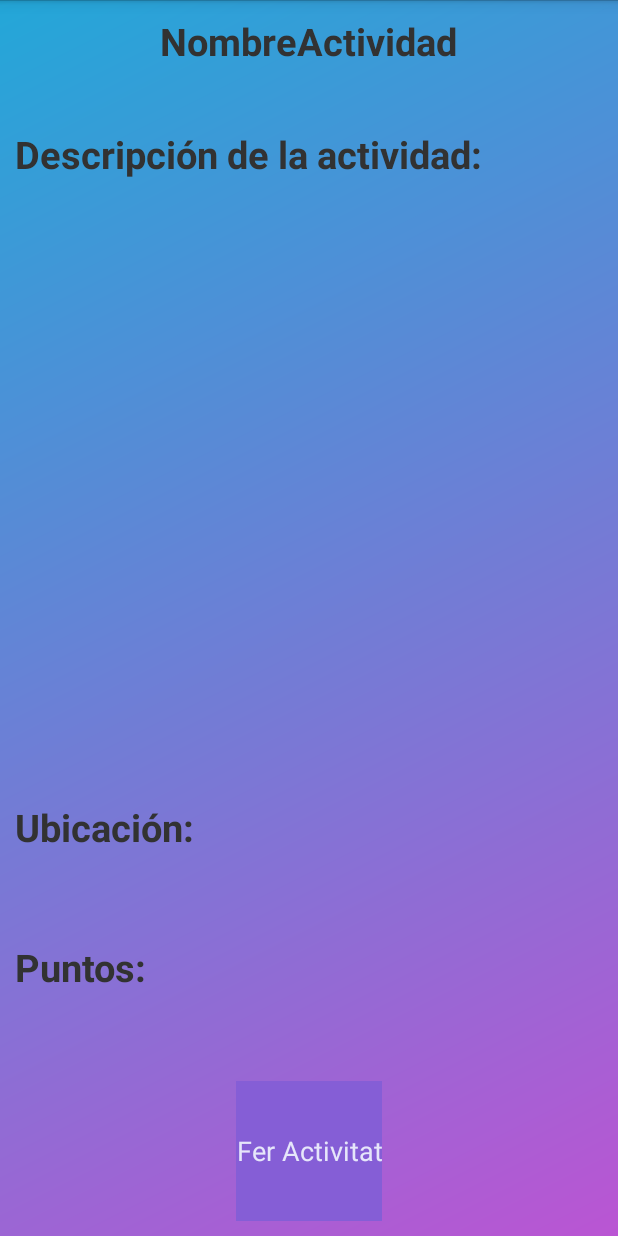
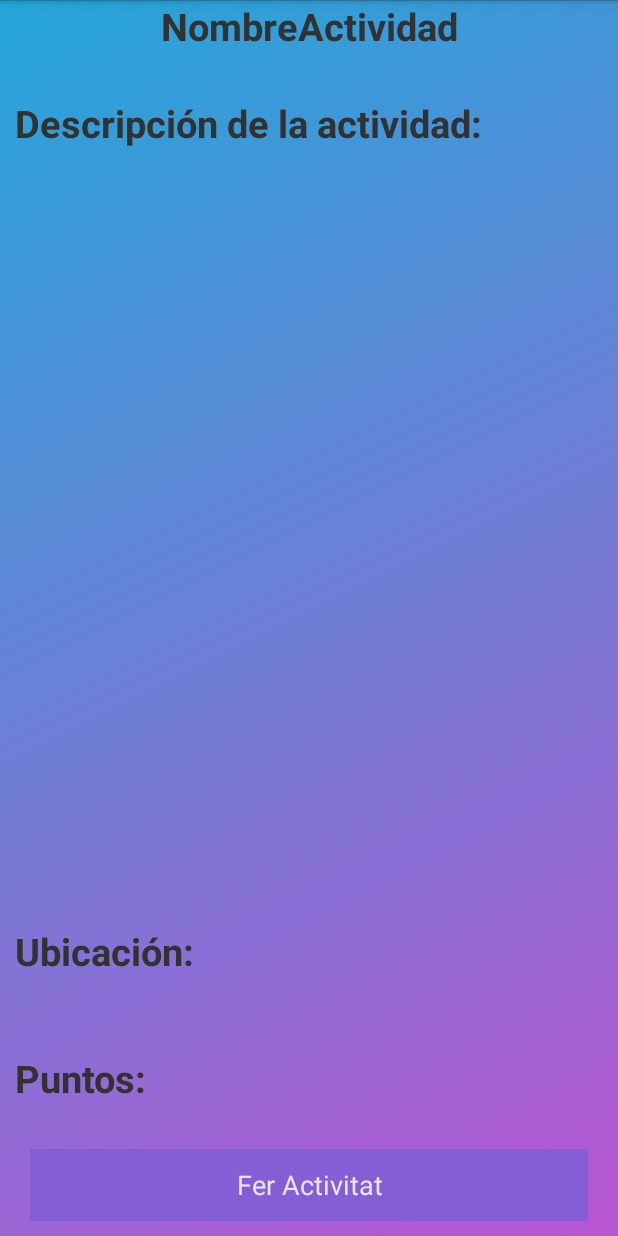
Before and after one commit to oloralibro/AndroidAPK, an Android app: the ActivitatIndividual screen opened directly, with no data from a screen before it, on a phone screen of 412 x 824 dp. Run offline under Robolectric (Android 15) with nearby library versions, the light colour scheme and no system bars; 5 statements that could not run were skipped.

Commit message:
Ara es mostren les activitats de cada usuari

```diff
--- a/app/src/main/java/com/paugonzalezmarti/www/oloralibro/Activitat.java
+++ b/app/src/main/java/com/paugonzalezmarti/www/oloralibro/Activitat.java
@@ -2,7 +2,9 @@ package com.paugonzalezmarti.www.oloralibro;
 
 import com.google.gson.annotations.SerializedName;
 
-public class Activitat {
+import java.io.Serializable;
+
+public class Activitat implements Serializable{
     @SerializedName("id")
     private int id;
     @SerializedName("nombre")
--- a/app/src/main/java/com/paugonzalezmarti/www/oloralibro/ActivitatIndividual.java
+++ b/app/src/main/java/com/paugonzalezmarti/www/oloralibro/ActivitatIndividual.java
@@ -2,6 +2,8 @@ package com.paugonzalezmarti.www.oloralibro;
 
 import android.app.Activity;
 import android.os.Bundle;
+import android.view.View;
+import android.widget.Button;
 import android.widget.TextView;
 
 import java.util.ArrayList;
@@ -11,28 +13,55 @@ public class ActivitatIndividual extends Activity{
         super.onCreate(savedInstanceState);
         setContentView(R.layout.activitat);
 
-        super.onCreate(savedInstanceState);
-        setContentView(R.layout.activitat);
-
-        Bundle extras = this.getIntent().getExtras();
-        String nombre = extras.getString("actividad");
-
-        ArrayList<Activitat> actividades = JsonManage.recuperarActivitats();
-        Activitat actividadActual = null;
-
-        for (int i = 0; i < actividades.size(); i++){
-            if (actividades.get(i).getNom().equals(nombre)){
-                actividadActual = actividades.get(i);
-            }
+        //todo Cal modificar el text de afegir activitat i desactivar el botó en cas de que la activitat estigui feta
+        final Bundle objetoEnviado = getIntent().getExtras();
+        Usuari user = null;
+        Activitat activitatSeleccionada = null;
+        if (objetoEnviado != null) {
+            activitatSeleccionada = (Activitat) objetoEnviado.getSerializable("activitat");
+            user = (Usuari) objetoEnviado.getSerializable("usuario");
+            objetoEnviado.putSerializable("usuario", user);
+        }
+        Button boto = findViewById(R.id.btn_Afegir_Activitat);
+        if(user.getActivitats().contains(activitatSeleccionada)){
+            boto.setText("Activitat Feta");
+            boto.setEnabled(false);
         }
 
         TextView tvNombre = (TextView)findViewById(R.id.tv_Actividad_Nombre);
-        tvNombre.setText(actividadActual.getNom());
         TextView tvDescripcion = (TextView)findViewById(R.id.tv_Actividad_Descripcion);
-        tvDescripcion.setText(actividadActual.getDescripcio());
         TextView tvUbicacion = (TextView)findViewById(R.id.tv_Actividad_Ubicacion);
-        //tvUbicacion.setText(actividadActual.getUbicacio());
         TextView tvPuntos = (TextView)findViewById(R.id.tv_Actividad_Puntos);
-        //tvPuntos.setText(actividadActual.getPunts());
+
+        tvNombre.setText(activitatSeleccionada.getNom());
+        tvDescripcion.setText(activitatSeleccionada.getDescripcio());
+        tvUbicacion.setText(activitatSeleccionada.getUbicacio());
+        String puntitos = "" + activitatSeleccionada.getPunts();
+        tvPuntos.setText(puntitos);
+        final Activitat finalActivitatSeleccionada = activitatSeleccionada;
+        final Usuari finalUser = user;
+
+        boto.setOnClickListener(new View.OnClickListener() {
+            @Override
+            public void onClick(View view) {
+                //todo Cal afegir el objecte al usuari i guardar al finalitzar-ho per evitar problemes
+                ArrayList<Activitat> lol = new ArrayList<>();
+                lol.add(finalActivitatSeleccionada);
+                ArrayList<Usuari> users = JsonManage.recuperarUsuaris();
+
+                for (Usuari item :users){
+                    if (item.getActivitats().contains(lol)){
+
+                    }else{
+                        finalUser.setActivitats(lol);
+                        //todo cal substituir el usuari a traves de el id i comprovar que sigui correcta la comprovacio de la activitat
+
+                    }
+                }
+            }
+        });
+
+
+
     }
 }
--- a/app/src/main/java/com/paugonzalezmarti/www/oloralibro/Libreria.java
+++ b/app/src/main/java/com/paugonzalezmarti/www/oloralibro/Libreria.java
@@ -2,9 +2,10 @@ package com.paugonzalezmarti.www.oloralibro;
 
 import com.google.gson.annotations.SerializedName;
 
+import java.io.Serializable;
 import java.util.ArrayList;
 
-public class Libreria {
+public class Libreria implements Serializable {
     @SerializedName("id")
     private int id;
     @SerializedName("nombre")
--- a/app/src/main/res/layout/activitat.xml
+++ b/app/src/main/res/layout/activitat.xml
@@ -1,91 +1,83 @@
-<LinearLayout
+<RelativeLayout
     android:layout_height="match_parent"
     android:layout_width="match_parent"
     android:background="@drawable/grd_bg"
     xmlns:android="http://schemas.android.com/apk/res/android"
-    android:gravity="center"
-    android:orientation="vertical">
+    android:orientation="vertical"
+    >
 
     <TextView
         android:id="@+id/tv_Actividad_Nombre"
-        android:layout_width="wrap_content"
-        android:layout_height="0dp"
-        android:layout_gravity="center"
-        android:layout_weight="0.3"
-        android:layout_margin="10dp"
+        android:layout_width="match_parent"
+        android:layout_height="wrap_content"
         android:text="NombreActividad"
         android:textSize="25sp"
-        android:textStyle="bold"/>
+        android:textStyle="bold"
+        android:gravity="center"
+        android:layout_marginBottom="30dp"
+        />
 
     <TextView
+        android:id="@+id/tvDescripcio_Activitat_nombre"
         android:layout_width="wrap_content"
-        android:layout_height="0dp"
-        android:layout_gravity="left"
-        android:layout_margin="10dp"
-        android:layout_weight="0.3"
+        android:layout_height="wrap_content"
         android:text="Descripción de la actividad:"
-        android:textSize="25sp"
-        android:textStyle="bold" />
+        style="@style/nombre"
+
+        android:layout_below="@+id/tv_Actividad_Nombre"/>
 
     <TextView
         android:id="@+id/tv_Actividad_Descripcion"
-        android:layout_width="wrap_content"
-        android:layout_height="0dp"
-        android:layout_weight="2"
+        android:layout_width="match_parent"
+        android:layout_height="wrap_content"
+        style="@style/campo"
+        android:layout_marginTop="30dp"
+        android:layout_below="@+id/tvDescripcio_Activitat_nombre"
         />
 
-    <LinearLayout
-        android:layout_height="0dp"
-        android:layout_width="wrap_content"
-        android:layout_weight="0.5"
-        android:orientation="horizontal"
-        android:layout_gravity="left">
-
     <TextView
+        android:id="@+id/tv_Activitat_Ubicacio_nombre"
         android:layout_width="wrap_content"
         android:layout_height="wrap_content"
-            android:layout_margin="10dp"
         android:text="Ubicación: "
-            android:textSize="25sp"
-            android:textStyle="bold"/>
+        style="@style/nombre"
+        android:layout_above="@+id/tvPuntos_name"/>
+
     <TextView
         android:id="@+id/tv_Actividad_Ubicacion"
         android:layout_width="wrap_content"
         android:layout_height="wrap_content"
         android:textSize="25sp"
-            />
-
-    </LinearLayout>
-
-    <LinearLayout
-        android:layout_height="0dp"
-        android:layout_width="wrap_content"
-        android:layout_weight="0.5"
-        android:orientation="horizontal"
-        android:layout_gravity="left">
+        android:layout_toRightOf="@+id/tv_Activitat_Ubicacio_nombre"
+        android:layout_above="@+id/tvPuntos_name"        />
 
     <TextView
+        android:id="@+id/tvPuntos_name"
         android:layout_width="wrap_content"
         android:layout_height="wrap_content"
-            android:layout_margin="10dp"
         android:text="Puntos: "
-            android:textSize="25sp"
-            android:textStyle="bold"/>
+        android:layout_marginTop="50dp"
+        android:layout_above="@+id/btn_Afegir_Activitat"
+        style="@style/nombre"/>
+
     <TextView
         android:id="@+id/tv_Actividad_Puntos"
         android:layout_width="wrap_content"
         android:layout_height="wrap_content"
-            android:textSize="25sp"
-            />
+        android:layout_above="@id/btn_Afegir_Activitat"
+        android:layout_marginBottom="5dp"
+        android:layout_toRightOf="@+id/tvPuntos_name"
+        style="@style/campo"/>
 
-    </LinearLayout>
 
 
     <Button
-        android:layout_width="wrap_content"
-        android:layout_height="0dp"
-        android:layout_weight="0.5"
-        android:layout_margin="10dp"
+        android:id="@+id/btn_Afegir_Activitat"
+        android:layout_width="match_parent"
+        android:layout_height="wrap_content"
         android:text="@string/fer_activitat"
-        style="@style/botones"/>
-</LinearLayout>
+        android:layout_marginTop="30dp"
+        android:layout_marginBottom="10dp"
+        style="@style/botones"
+        android:layout_alignParentBottom="true"/>
+</RelativeLayout>
--- a/app/src/main/res/layout/perfil.xml
+++ b/app/src/main/res/layout/perfil.xml
@@ -124,8 +124,8 @@
         android:layout_width="wrap_content"
         android:layout_height="0dp"
         android:layout_weight="2"
-        android:layout_gravity="center">
-    </ListView>
+
+        style="@style/campo"/>
 
 
 
--- a/app/src/main/res/values/styles.xml
+++ b/app/src/main/res/values/styles.xml
@@ -19,5 +19,10 @@
         <item name="android:textAlignment" tools:targetApi="jelly_bean_mr1">center</item>
         <item name="android:layout_marginBottom">30dp</item>
     </style>
+    <style name="nombre">
+        <item name="android:layout_marginLeft">10dp</item>ç
+        <item name="android:textSize">25sp</item>
+        <item name="android:textStyle">bold</item>
+    </style>
 
 </resources>
```
Also changed, not shown: app/src/main/java/com/paugonzalezmarti/www/oloralibro/BuscadorActividad.java (+23 -2 lines), app/src/main/java/com/paugonzalezmarti/www/oloralibro/BuscadorLibreria.java (+39 -5 lines), app/src/main/java/com/paugonzalezmarti/www/oloralibro/LlibreriaIndividual.java (+18 -0 lines), app/src/main/java/com/paugonzalezmarti/www/oloralibro/Perfil.java (+18 -1 lines). Lines whose indentation alone changed are shown as unchanged.
